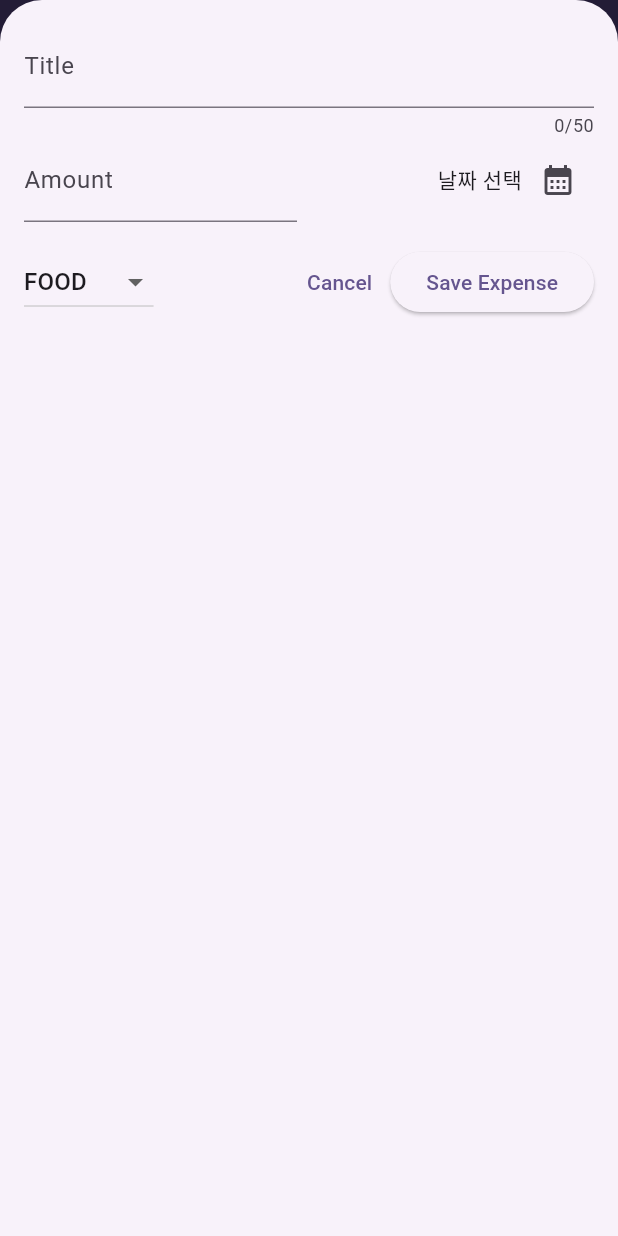
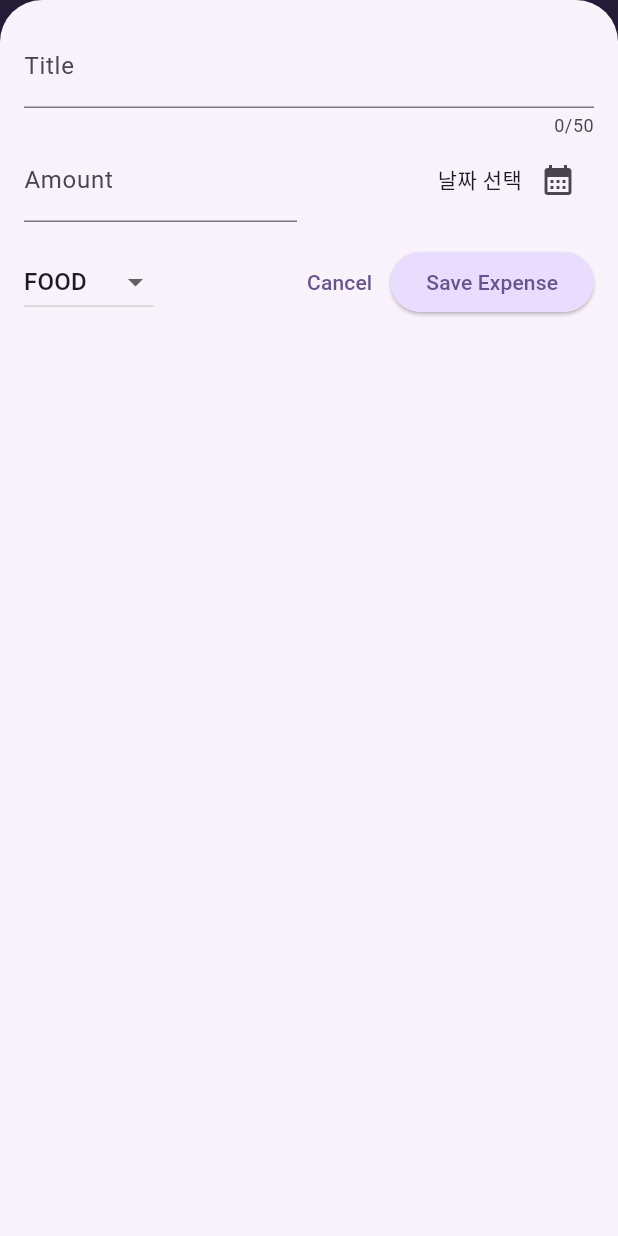
Before and after one commit to WebKBS/flutter-learn, a Flutter app: the screen it shows after launch, after a tap on the "add" icon, on a phone screen of 412 x 824 dp. Run offline on Flutter 3.47's test engine with Material 3 defaults, Android fonts, the phone set to English and light mode, and no system bars; our stand-ins replace google_fonts.

Commit message:
에러 return 추가 및 theme 추가

```diff
--- a/expense_tracker/lib/main.dart
+++ b/expense_tracker/lib/main.dart
@@ -10,6 +10,18 @@ void main() {
       appBarTheme: const AppBarTheme().copyWith(
         backgroundColor: kColorScheme.onPrimaryContainer,
         foregroundColor: kColorScheme.primaryContainer,
+      ),
+      cardTheme: const CardTheme().copyWith(
+        color: kColorScheme.secondaryContainer,
+        margin: const EdgeInsets.symmetric(horizontal: 16, vertical: 8),
+      ),
+      elevatedButtonTheme: ElevatedButtonThemeData(
+        style: ElevatedButton.styleFrom(
+          backgroundColor: kColorScheme.primaryContainer,
+        ),
+      ),
+      textTheme:  ThemeData().textTheme.copyWith(
+       titleLarge: const TextStyle(fontSize: 24, fontWeight: FontWeight.bold),
       )
     ),
     home: const Expenses(),
--- a/expense_tracker/lib/widgets/expenses_list/expenses_list.dart
+++ b/expense_tracker/lib/widgets/expenses_list/expenses_list.dart
@@ -16,24 +16,23 @@ class ExpensesList extends StatelessWidget {
         itemBuilder: (context, index) {
           return Dismissible(
             key: ValueKey(expenses[index].id),
-            child: ExpenseItem(expenses[index]),
             onDismissed: (direction) {
               onRemoveExpense(expenses[index]);
             },
             background: Container(
-              color: Theme.of(context).errorColor,
-              child: const Icon(
-                Icons.delete,
-                color: Colors.white,
-                size: 40,
-              ),
               alignment: Alignment.centerRight,
               padding: const EdgeInsets.only(right: 20),
               margin: const EdgeInsets.symmetric(
                 vertical: 4,
                 horizontal: 15,
               ),
+              child: const Icon(
+                Icons.delete,
+                color: Colors.white,
+                size: 40,
+              ),
             ),
+            child: ExpenseItem(expenses[index]),
           );
         });
   }
--- a/expense_tracker/lib/widgets/expenses_list/new_expense.dart
+++ b/expense_tracker/lib/widgets/expenses_list/new_expense.dart
@@ -58,12 +58,13 @@ class _NewExpenseState extends State<NewExpense> {
           );
         },
       );
+      return; // 함수 종료
     }
 
     widget.onAddExpense(
       Expense(
         title: _titleController.text,
-        amount: enteredAmount!,
+        amount: enteredAmount,
         date: _selectedDate!,
         category: _selectedCategory!,
       ),
@@ -131,9 +132,9 @@ class _NewExpenseState extends State<NewExpense> {
                   value: _selectedCategory,
                   items: Category.values
                       .map((category) => DropdownMenuItem(
-                            value: category,
-                            child: Text(category.name.toUpperCase()),
-                          ))
+                    value: category,
+                    child: Text(category.name.toUpperCase()),
+                  ))
                       .toList(),
                   onChanged: (value) {
                     setState(() {
```
